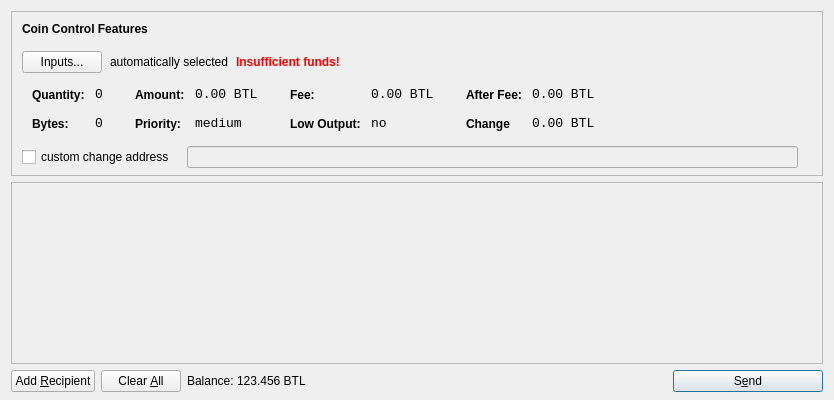
Above: src/qt/forms/sendcoinsdialog.ui from bitluckdev/bitluckcoin before the change. Below: the same form after it.
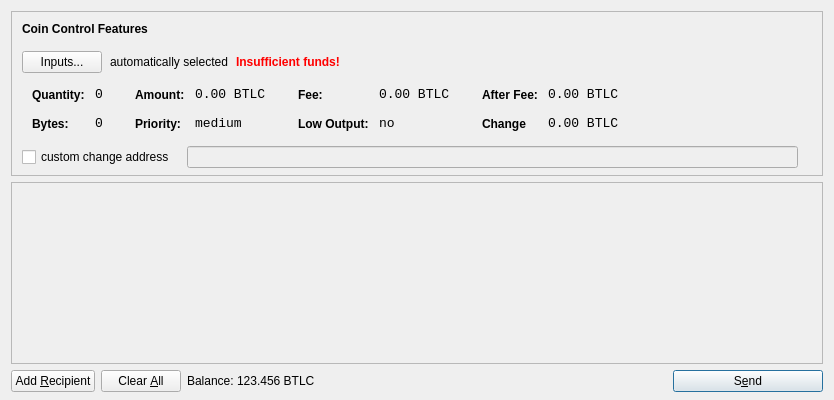
That is the form after the change. Icons and pictures are not drawn.

```diff
--- a/src/qt/forms/sendcoinsdialog.ui
+++ b/src/qt/forms/sendcoinsdialog.ui
@@ -321,7 +321,7 @@
                   <enum>Qt::ActionsContextMenu</enum>
                  </property>
                  <property name="text">
-                  <string>0.00 BTL</string>
+                  <string>0.00 BTLC</string>
                  </property>
                  <property name="textInteractionFlags">
                   <set>Qt::LinksAccessibleByMouse|Qt::TextSelectableByKeyboard|Qt::TextSelectableByMouse</set>
@@ -407,7 +407,7 @@
                   <enum>Qt::ActionsContextMenu</enum>
                  </property>
                  <property name="text">
-                  <string>0.00 BTL</string>
+                  <string>0.00 BTLC</string>
                  </property>
                  <property name="textInteractionFlags">
                   <set>Qt::LinksAccessibleByMouse|Qt::TextSelectableByKeyboard|Qt::TextSelectableByMouse</set>
@@ -493,7 +493,7 @@
                   <enum>Qt::ActionsContextMenu</enum>
                  </property>
                  <property name="text">
-                  <string>0.00 BTL</string>
+                  <string>0.00 BTLC</string>
                  </property>
                  <property name="textInteractionFlags">
                   <set>Qt::LinksAccessibleByMouse|Qt::TextSelectableByKeyboard|Qt::TextSelectableByMouse</set>
@@ -525,7 +525,7 @@
                   <enum>Qt::ActionsContextMenu</enum>
                  </property>
                  <property name="text">
-                  <string>0.00 BTL</string>
+                  <string>0.00 BTLC</string>
                  </property>
                  <property name="textInteractionFlags">
                   <set>Qt::LinksAccessibleByMouse|Qt::TextSelectableByKeyboard|Qt::TextSelectableByMouse</set>
@@ -732,7 +732,7 @@
           <cursorShape>IBeamCursor</cursorShape>
          </property>
          <property name="text">
-          <string>123.456 BTL</string>
+          <string>123.456 BTLC</string>
          </property>
          <property name="textInteractionFlags">
           <set>Qt::LinksAccessibleByMouse|Qt::TextSelectableByKeyboard|Qt::TextSelectableByMouse</set>
```
